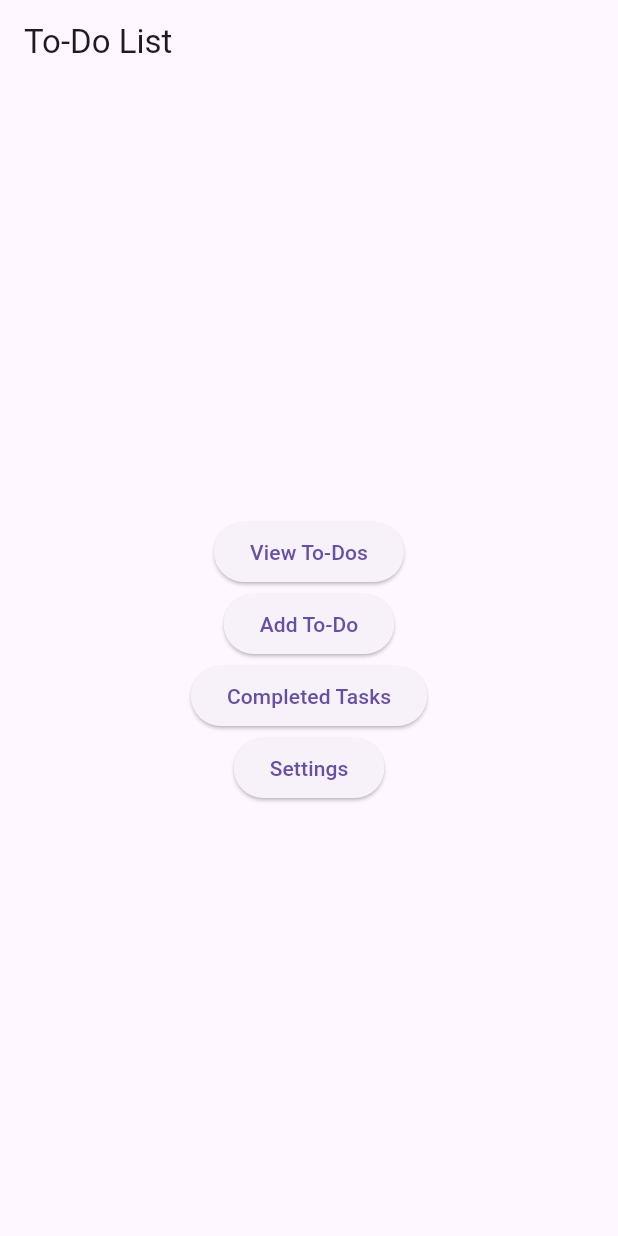
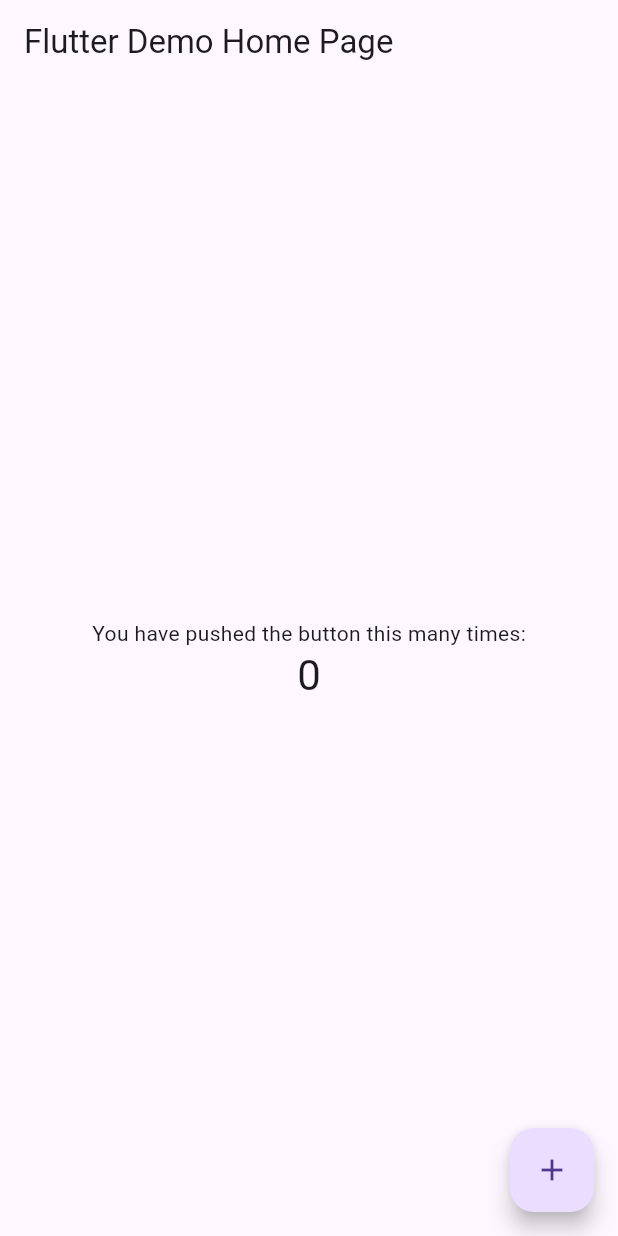
Before and after one commit to zohaibbukhari126/ChallengeZ, a Flutter app: the screen it shows after launch, on a phone screen of 412 x 824 dp. Run offline on Flutter 3.47's test engine with Material 3 defaults, Android fonts, the phone set to English and light mode, and no system bars.

```diff
--- a/lib/main.dart
+++ b/lib/main.dart
@@ -1,64 +1,111 @@
 import 'package:flutter/material.dart';
 
-void main() {
-  runApp(const MyApp());
-}
+void main() => runApp(MyApp());
 
 class MyApp extends StatelessWidget {
-  const MyApp({super.key});
-
+  // This widget is the root of your application.
   @override
   Widget build(BuildContext context) {
     return MaterialApp(
-      title: 'To-Do List',
+      title: 'Flutter Demo',
       theme: ThemeData(
+        // This is the theme of your application.
+        //
+        // Try running your application with "flutter run". You'll see the
+        // application has a blue toolbar. Then, without quitting the app, try
+        // changing the primarySwatch below to Colors.green and then invoke
+        // "hot reload" (press "r" in the console where you ran "flutter run",
+        // or simply save your changes to "hot reload" in a Flutter IDE).
+        // Notice that the counter didn't reset back to zero; the application
+        // is not restarted.
         primarySwatch: Colors.blue,
       ),
-      home: const MainMenu(),
+      home: MyHomePage(title: 'Flutter Demo Home Page'),
     );
   }
 }
 
-class MainMenu extends StatelessWidget {
-  const MainMenu({super.key});
+class MyHomePage extends StatefulWidget {
+  MyHomePage({Key key, this.title}) : super(key: key);
+
+  // This widget is the home page of your application. It is stateful, meaning
+  // that it has a State object (defined below) that contains fields that affect
+  // how it looks.
+
+  // This class is the configuration for the state. It holds the values (in this
+  // case the title) provided by the parent (in this case the App widget) and
+  // used by the build method of the State. Fields in a Widget subclass are
+  // always marked "final".
+
+  final String title;
+
+  @override
+  _MyHomePageState createState() => _MyHomePageState();
+}
+
+class _MyHomePageState extends State<MyHomePage> {
+  int _counter = 0;
+
+  void _incrementCounter() {
+    setState(() {
+      // This call to setState tells the Flutter framework that something has
+      // changed in this State, which causes it to rerun the build method below
+      // so that the display can reflect the updated values. If we changed
+      // _counter without calling setState(), then the build method would not be
+      // called again, and so nothing would appear to happen.
+      _counter++;
+    });
+  }
 
   @override
   Widget build(BuildContext context) {
+    // This method is rerun every time setState is called, for instance as done
+    // by the _incrementCounter method above.
+    //
+    // The Flutter framework has been optimized to make rerunning build methods
+    // fast, so that you can just rebuild anything that needs updating rather
+    // than having to individually change instances of widgets.
     return Scaffold(
       appBar: AppBar(
-        title: const Text('To-Do List'),
+        // Here we take the value from the MyHomePage object that was created by
+        // the App.build method, and use it to set our appbar title.
+        title: Text(widget.title),
       ),
       body: Center(
+        // Center is a layout widget. It takes a single child and positions it
+        // in the middle of the parent.
         child: Column(
+          // Column is also a layout widget. It takes a list of children and
+          // arranges them vertically. By default, it sizes itself to fit its
+          // children horizontally, and tries to be as tall as its parent.
+          //
+          // Invoke "debug painting" (press "p" in the console, choose the
+          // "Toggle Debug Paint" action from the Flutter Inspector in Android
+          // Studio, or the "Toggle Debug Paint" command in Visual Studio Code)
+          // to see the wireframe for each widget.
+          //
+          // Column has various properties to control how it sizes itself and
+          // how it positions its children. Here we use mainAxisAlignment to
+          // center the children vertically; the main axis here is the vertical
+          // axis because Columns are vertical (the cross axis would be
+          // horizontal).
           mainAxisAlignment: MainAxisAlignment.center,
           children: <Widget>[
-            ElevatedButton(
-              onPressed: () {
-                // Navigate to To-Do List Page
-              },
-              child: const Text('View To-Dos'),
+            Text(
+              'You have pushed the button this many times:',
             ),
-            ElevatedButton(
-              onPressed: () {
-                // Navigate to Add To-Do Item Page
-              },
-              child: const Text('Add To-Do'),
-            ),
-            ElevatedButton(
-              onPressed: () {
-                // Navigate to Completed Tasks Page
-              },
-              child: const Text('Completed Tasks'),
-            ),
-            ElevatedButton(
-              onPressed: () {
-                // Navigate to Settings Page
-              },
-              child: const Text('Settings'),
+            Text(
+              '$_counter',
+              style: Theme.of(context).textTheme.display1,
             ),
           ],
         ),
       ),
+      floatingActionButton: FloatingActionButton(
+        onPressed: _incrementCounter,
+        tooltip: 'Increment',
+        child: Icon(Icons.add),
+      ), // This trailing comma makes auto-formatting nicer for build methods.
     );
   }
 }
```
